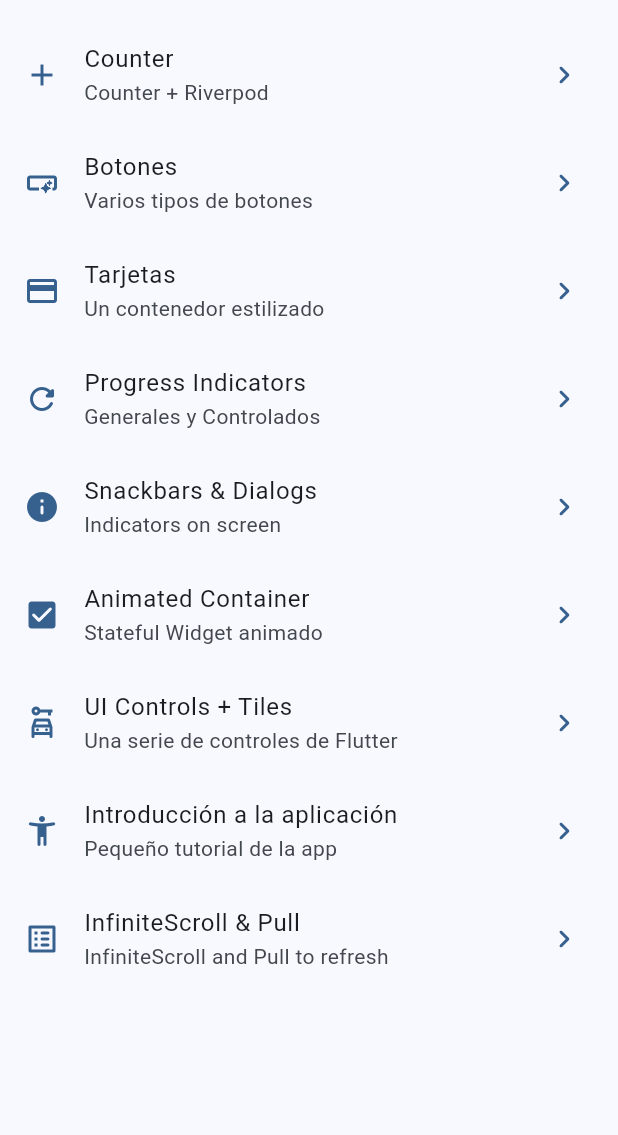
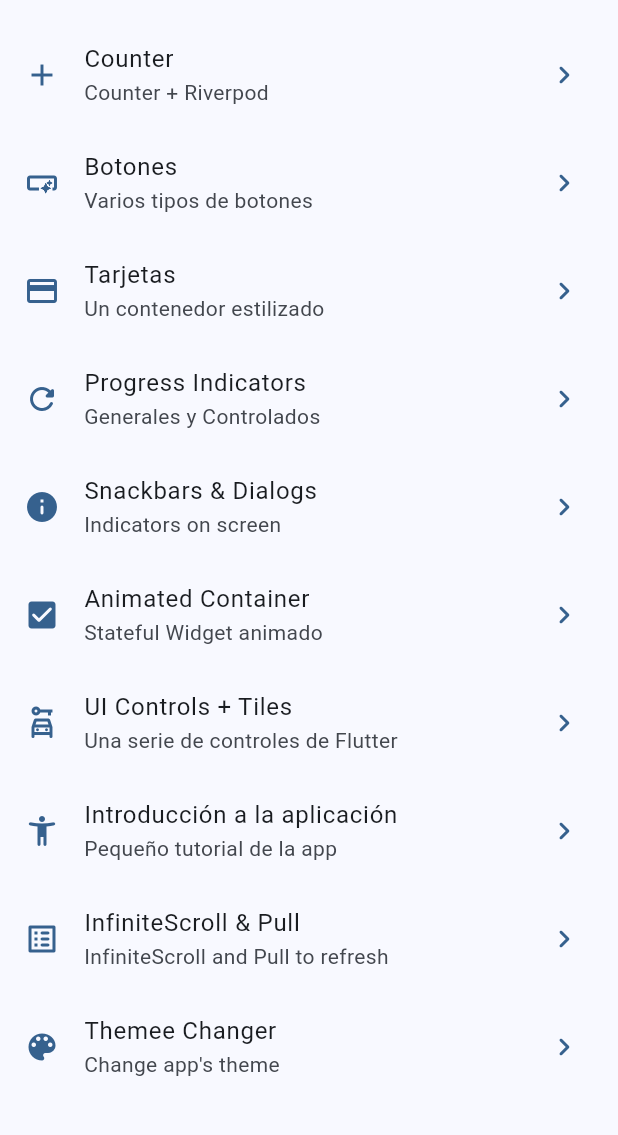
Before and after one commit to EzequielPasillasGonzalez/Flutter-WidgetsApp, a Flutter app: the screen it shows after launch, on a phone screen of 412 x 824 dp, the part 63-1198 px from its top. Run offline on Flutter 3.47's test engine with Material 3 defaults, Android fonts, the phone set to English and light mode, and no system bars; our stand-ins replace animate_do, flutter_riverpod, go_router.

Commit message:
feat: Pendiente terminar el radio group de theme changer

```diff
--- a/lib/config/menu/menu_items.dart
+++ b/lib/config/menu/menu_items.dart
@@ -77,4 +77,11 @@ final appMenuItems = <MenuItem>[
     link: '/infinte-scroll',
     icon: Icons.list_alt_rounded,
   ),
+
+  MenuItem(
+    title: 'Themee Changer',
+    subTitle: "Change app's theme",
+    link: '/theme-changer',
+    icon: Icons.color_lens_rounded,
+  ),
 ];
--- a/lib/config/router/app_router.dart
+++ b/lib/config/router/app_router.dart
@@ -56,5 +56,11 @@ final appRouter = GoRouter(
       path: '/counter',
       builder: (context, state) => CounterScreen(),
     ),
+
+    GoRoute(
+      name: ThemeChangerScreen.name,
+      path: '/theme-changer',
+      builder: (context, state) => ThemeChangerScreen(),
+    ),
   ],
 );
--- a/lib/presentation/screens/screens.dart
+++ b/lib/presentation/screens/screens.dart
@@ -1,3 +1,5 @@
+export 'package:widgets_app/presentation/screens/theme_changer/theme_changer.dart';
+
 export 'package:widgets_app/presentation/screens/counter/counter_screen.dart';
 export 'package:widgets_app/presentation/screens/animated/animated_screen.dart';
 export 'package:widgets_app/presentation/screens/app_tutorial/app_tutorial_screen.dart';
```
Also changed, not shown: lib/presentation/providers/theme_provider.dart (+21 -2 lines), lib/presentation/screens/theme_changer/theme_changer.dart (added, +76 -0 lines).
